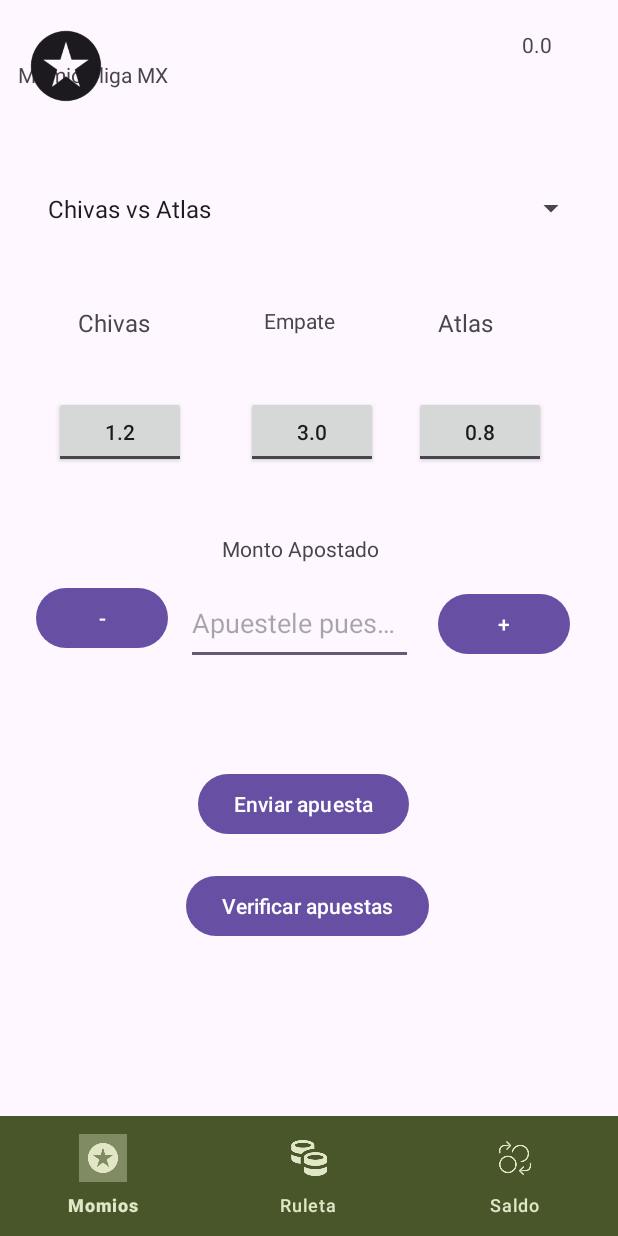
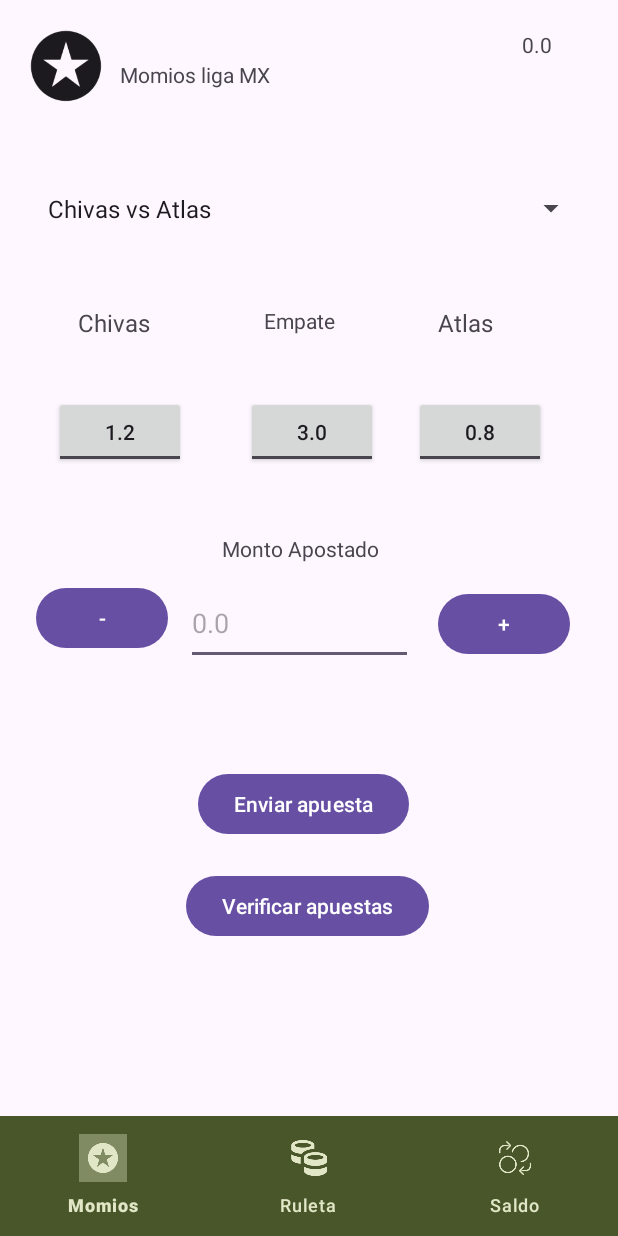
Before and after one commit to Tonalga69/casinoMoviles, an Android app: the MainActivity screen opened directly, with no data from a screen before it, on a phone screen of 412 x 824 dp. Run offline under Robolectric (Android 15) with nearby library versions, the phone set to English and light mode, and no system bars; Roboto replaces fonts that are not available here.

Commit message:
strings added

```diff
--- a/app/src/main/java/com/example/casino/MomiosAdminActivity.kt
+++ b/app/src/main/java/com/example/casino/MomiosAdminActivity.kt
@@ -109,7 +109,7 @@ class MomiosAdminActivity : AppCompatActivity() {
             val partidosJson = Json.encodeToString(updatedPartidos)
             sharedPreferences.edit().putString("momios", partidosJson).apply()
 
-            Toast.makeText(this, "Datos guardados", Toast.LENGTH_SHORT).show()
+            Toast.makeText(this, getString(R.string.datos_guardados), Toast.LENGTH_SHORT).show()
         }
     }
 }
--- a/app/src/main/res/layout/activity_main.xml
+++ b/app/src/main/res/layout/activity_main.xml
@@ -28,7 +28,7 @@
         android:id="@+id/textView2"
         android:layout_width="wrap_content"
         android:layout_height="wrap_content"
-        android:layout_marginStart="12dp"
+        android:layout_marginStart="80dp"
         android:layout_marginTop="40dp"
         android:text="@string/momios_liga_mx"
         app:layout_constraintStart_toEndOf="@+id/imageView3"
@@ -70,7 +70,7 @@
         android:layout_height="wrap_content"
         android:layout_marginStart="348dp"
         android:layout_marginTop="20dp"
-        android:text="TextView"
+        android:text=""
         app:layout_constraintStart_toStartOf="parent"
         app:layout_constraintTop_toBottomOf="@+id/textView2" />
 
@@ -156,7 +156,7 @@
         android:layout_height="55dp"
         android:layout_marginStart="124dp"
         android:layout_marginTop="388dp"
-        android:hint="@string/apuestele_pues"
+        android:hint="@string/zero"
         android:inputType="numberDecimal"
         app:layout_constraintStart_toStartOf="parent"
         app:layout_constraintTop_toTopOf="parent" />
--- a/app/src/main/res/layout/activity_momios_admin.xml
+++ b/app/src/main/res/layout/activity_momios_admin.xml
@@ -9,6 +9,7 @@
 
     <!-- Dropdown para seleccionar el partido -->
     <ImageView
+        android:contentDescription="@string/ajustar_momios"
         android:id="@+id/imageView"
         android:layout_width="35dp"
         android:layout_height="28dp"
@@ -28,7 +29,7 @@
         android:layout_height="wrap_content"
         android:layout_marginStart="52dp"
         android:layout_marginTop="8dp"
-        android:text="Ajustar Momios"
+        android:text="@string/ajustar_momios"
         app:layout_constraintStart_toEndOf="@+id/imageView"
         app:layout_constraintTop_toTopOf="parent" />
 
--- a/app/src/main/res/values/strings.xml
+++ b/app/src/main/res/values/strings.xml
@@ -49,6 +49,22 @@
     <string name="dinero_ganado_0_0">Dinero ganado: 0.0</string>
     <string name="dinero_perdido_0_0">Dinero perdido: 0.0</string>
     <string name="resultados_de_los_partidos">Resultados de los partidos</string>
+    <string name="selecciona_un_partido_y_monto_v_lido">Selecciona un partido y monto válido</string>
+    <string name="selecciona_un_momio">Selecciona un momio</string>
+    <string name="apuesta_guardada">Apuesta guardada</string>
+    <string name="partido_vs_ganador">Partido: %1$s vs %2$s - Ganador: %3$s</string>
+    <string name="sin_resultado">Sin resultado</string>
+    <string name="hola_bienvenido">¡Hola, %1$s! Bienvenido 😊</string>
+    <string name="zero">0.0</string>
+    <string name="por_favor_ingresa_una_apuesta">Por favor, ingresa una apuesta.</string>
+    <string name="ingresa_una_apuesta_v_lida">Ingresa una apuesta válida.</string>
+    <string name="no_tienes_suficiente_saldo">No tienes suficiente saldo.</string>
+    <string name="saldo">Saldo: %1$s</string>
+    <string name="dinero_ganado">Dinero ganado: %1$s</string>
+    <string name="dinero_perdido">Dinero perdido: %1$s</string>
+    <string name="no_hubo_resultados">No hubo resultados</string>
+    <string name="datos_guardados">Datos guardados</string>
+    <string name="ganaste">" Ganaste: %1$s"</string>
     <string-array name="partidos_array">
         <item>Chivas vs Atlas</item>
         <item>América vs Pumas</item>
```
Also changed, not shown: app/src/main/java/com/example/casino/MainActivity.kt (+17 -10 lines), app/src/main/java/com/example/casino/ResultadosActivity.kt (+6 -4 lines), app/src/main/java/com/example/casino/RouletteActivity.kt (+10 -6 lines).
